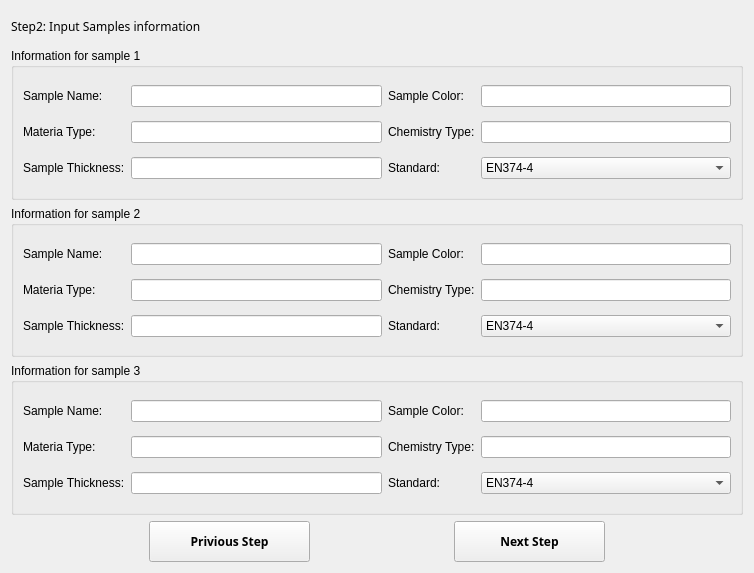
The window that Ui/sample_information_input.ui (tahyuu/glove_test) describes before a commit, drawn with Qt 5.
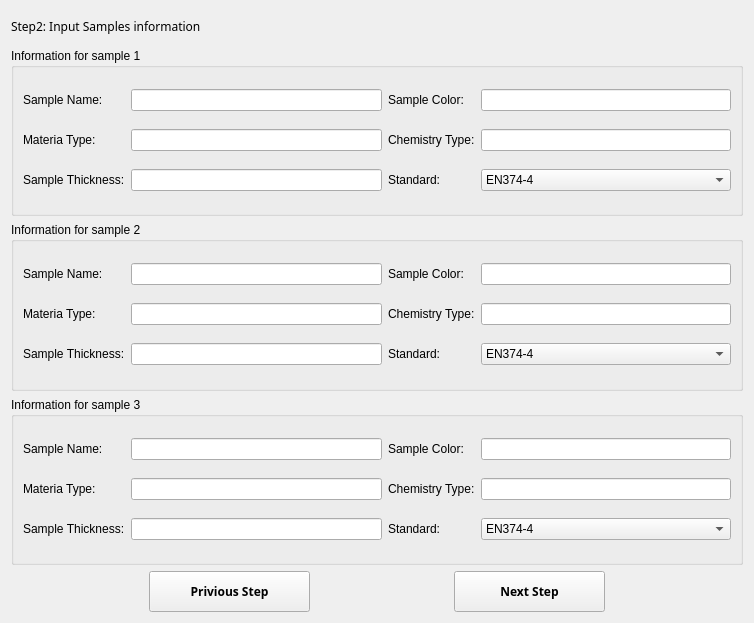
The same window after the commit.

Patch:
```diff
--- a/Ui/sample_information_input.ui
+++ b/Ui/sample_information_input.ui
@@ -7,7 +7,7 @@
     <x>0</x>
     <y>0</y>
     <width>754</width>
-    <height>573</height>
+    <height>623</height>
    </rect>
   </property>
   <property name="windowTitle">
```
Left out of the diff: 42 changed lines with no effect on the pictures.
